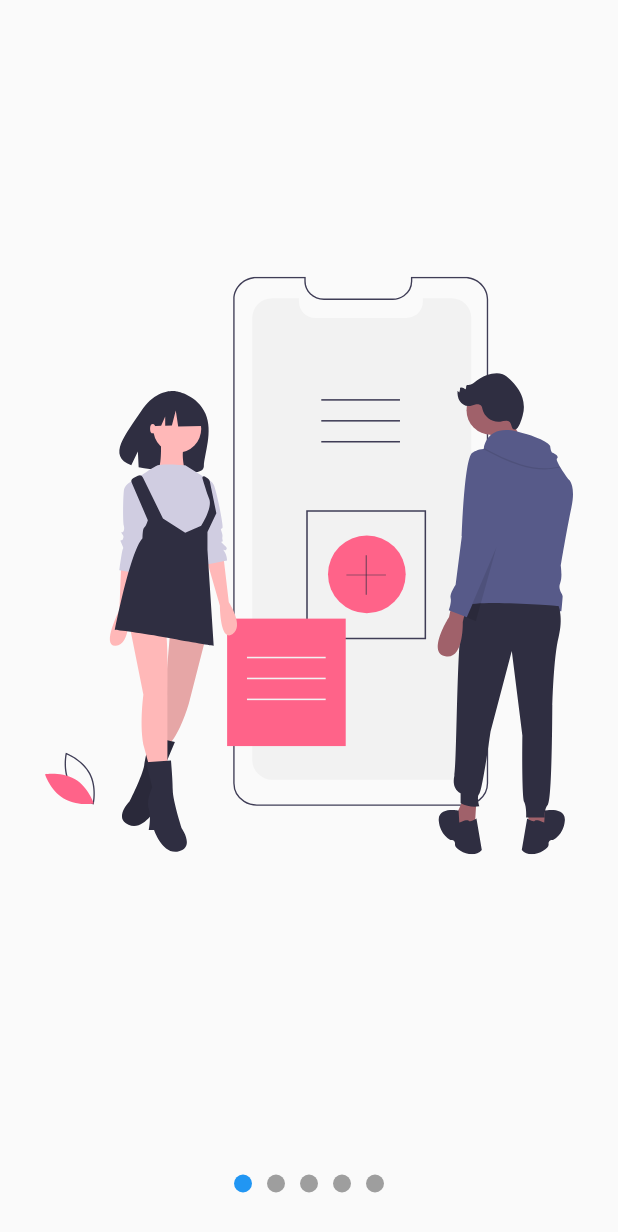
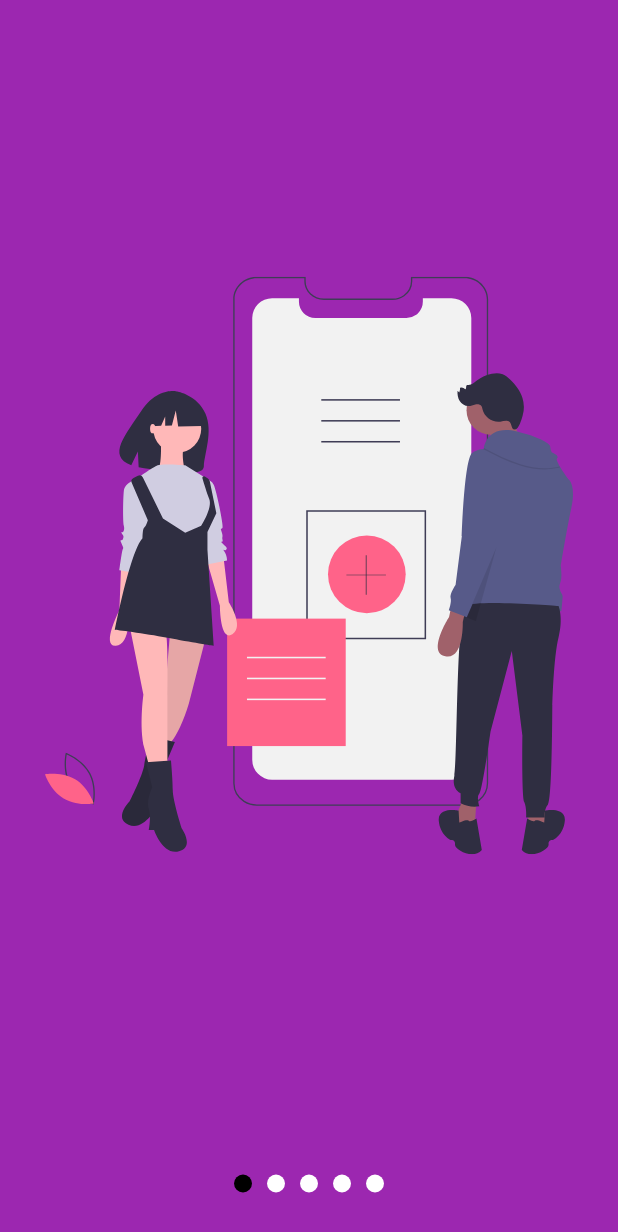
Before and after one commit to irwinet/app_flutter_custom_painter, a Flutter app: the screen it shows after launch, on a phone screen of 412 x 824 dp. Shown: the top 1232 px of the screen. Run offline on Flutter 3.47's test engine with Material 2 defaults, Android fonts, the phone set to English and light mode, and no system bars; our stand-ins replace flutter_svg.

Commit message:
Add custom slideshow

```diff
--- a/lib/pages/slideshow_page.dart
+++ b/lib/pages/slideshow_page.dart
@@ -10,7 +10,11 @@ class SlideshowPage extends StatelessWidget {
   @override
   Widget build(BuildContext context) {
     return Scaffold(
+      backgroundColor: Colors.purple,
       body: Slideshow(
+        // puntosArriba: true,
+        colorPrimario: Colors.black,
+        colorSecundario: Colors.white,
         slides: <Widget>[
           SvgPicture.asset('assets/svgs/slide-1.svg'),
           SvgPicture.asset('assets/svgs/slide-2.svg'),
--- a/lib/widgets/slideshow.dart
+++ b/lib/widgets/slideshow.dart
@@ -8,22 +8,35 @@ import '../models/slider_model.dart';
 class Slideshow extends StatelessWidget {
 
   final List<Widget> slides;
+  final bool puntosArriba;
+  final Color colorPrimario;
+  final Color colorSecundario;
 
-  Slideshow({required this.slides});
+  Slideshow({
+    required this.slides,
+    this.puntosArriba = false,
+    this.colorPrimario = Colors.blue,
+    this.colorSecundario = Colors.grey
+  });
 
   @override
   Widget build(BuildContext context) {
     return ChangeNotifierProvider(
       create: (_) => new SliderModel(),
+      child: SafeArea(
         child: Center(
              //child: SvgPicture.asset('assets/svgs/slide-1.svg'),
              child: Column(
               children: <Widget>[
+                if(this.puntosArriba)
+                  _Dots(this.slides.length, this.colorPrimario, this.colorSecundario),
                 Expanded(
                   child: _Slides(slides)
                 ),
-              _Dots(this.slides.length)
+                if(!this.puntosArriba)
+                  _Dots(this.slides.length, this.colorPrimario, this.colorSecundario),
               ],
+             ),
           ),
       ),
     );
@@ -33,8 +46,10 @@ class Slideshow extends StatelessWidget {
 class _Dots extends StatelessWidget {
 
   final int totalSlides;
+  final Color colorPrimario;
+  final Color colorSecundario;
 
-  _Dots(this.totalSlides);
+  _Dots(this.totalSlides, this.colorPrimario, this.colorSecundario);
 
   @override
   Widget build(BuildContext context) {
@@ -44,7 +59,7 @@ class _Dots extends StatelessWidget {
       // color: Colors.red,
       child: Row(
         mainAxisAlignment: MainAxisAlignment.center,
-        children: List.generate(totalSlides, (index) => _Dot(index)),
+        children: List.generate(totalSlides, (index) => _Dot(index, this.colorPrimario, this.colorSecundario)),
         // children: <Widget>[
         //   _Dot(0),
         //   _Dot(1),
@@ -57,8 +72,10 @@ class _Dots extends StatelessWidget {
 
 class _Dot extends StatelessWidget {
   final int index;
+  final Color colorPrimario;
+  final Color colorSecundario;
 
-  _Dot(this.index);
+  _Dot(this.index, this.colorPrimario, this.colorSecundario);
 
   @override
   Widget build(BuildContext context) {
@@ -70,7 +87,7 @@ class _Dot extends StatelessWidget {
       margin: EdgeInsets.symmetric(horizontal: 5),
       decoration: BoxDecoration(
         color: (pageViewIndex >= (index - 0.5) && pageViewIndex<(index+0.5))
-                  ? Colors.blue : Colors.grey,
+                  ? this.colorPrimario : this.colorSecundario,
         shape: BoxShape.circle
       ),
     );
```
Lines whose indentation alone changed are shown as unchanged.
